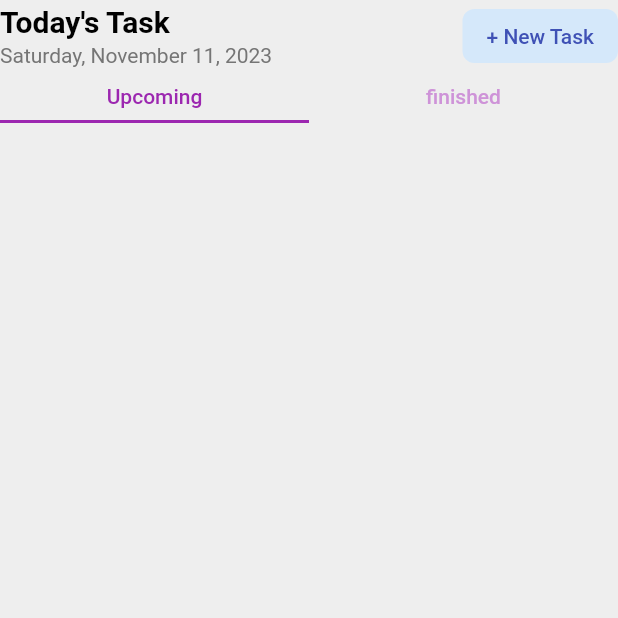
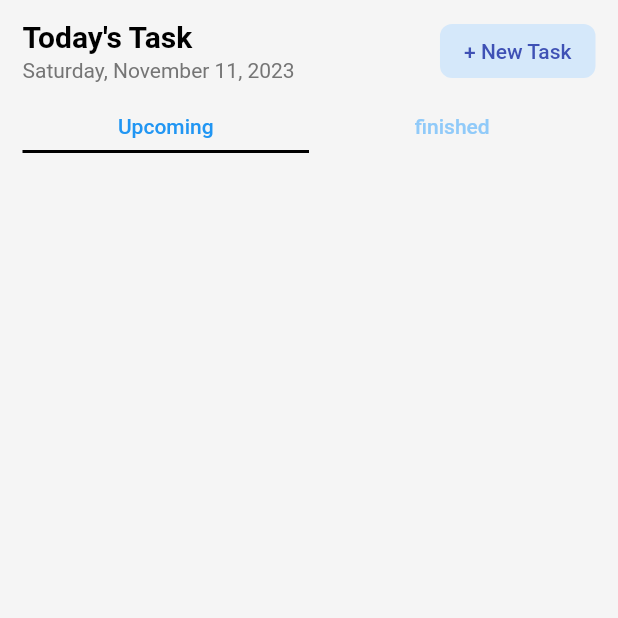
Before and after one commit to riishal/Reminder-App, a Flutter app: the screen it shows after launch, on a phone screen of 412 x 824 dp, the top half of it. Run offline on Flutter 3.47's test engine with Material 2 defaults, Android fonts, the light colour scheme and no system bars; our stand-ins replace cloud_firestore, firebase_core, flutter_local_notifications, flutter_native_timezone_updated_gradle, fluttertoast, permission_handler and 2 more; missing offline and left inert: a package; accounts and stored records are empty.

Commit message:
last commit

```diff
--- a/lib/provider/add_task_provider.dart
+++ b/lib/provider/add_task_provider.dart
@@ -47,7 +47,7 @@ class AddTaskProvider extends ChangeNotifier {
         category;
         break;
     }
-    setDateAndTime(context);
+
     notifyListeners();
   }
 
--- a/lib/view/homepage.dart
+++ b/lib/view/homepage.dart
@@ -36,7 +36,7 @@ class _HomePageState extends State<HomePage>
     var size = MediaQuery.of(context).size;
 
     return Scaffold(
-        backgroundColor: Colors.grey.shade200,
+        backgroundColor: Colors.grey.shade100,
         // appBar: AppBar(
         //   title: Text(
         //     "Todo App",
@@ -46,6 +46,8 @@ class _HomePageState extends State<HomePage>
         //   elevation: 0,
         // ),
         body: SafeArea(
+          child: Container(
+            margin: EdgeInsets.symmetric(horizontal: 15, vertical: 10),
             child: Column(
               children: [
                 Row(
@@ -93,17 +95,23 @@ class _HomePageState extends State<HomePage>
                         ))
                   ],
                 ),
+                SizedBox(
+                  height: 10,
+                ),
                 TabBar(
                   controller: tabController,
-                labelColor: Colors.purple,
-                unselectedLabelColor: Colors.purple.shade200,
-                indicatorColor: Colors.purple,
+                  labelColor: Colors.blue,
+                  unselectedLabelColor: Colors.blue.shade200,
+                  indicatorColor: Colors.black,
                   indicatorSize: TabBarIndicatorSize.tab,
                   labelPadding: const EdgeInsets.symmetric(vertical: 8),
                   tabs: const [
                     Text('Upcoming'),
                     Text('finished'),
                   ],
+                ),
+                SizedBox(
+                  height: 15,
                 ),
                 Expanded(
                   child: TabBarView(controller: tabController, children: [
@@ -112,6 +120,7 @@ class _HomePageState extends State<HomePage>
                   ]),
                 )
               ],
+            ),
           ),
         ));
   }
```
Also changed, not shown: lib/widgets/card_todo_widget.dart (+17 -1 lines). Lines whose indentation alone changed are shown as unchanged.
